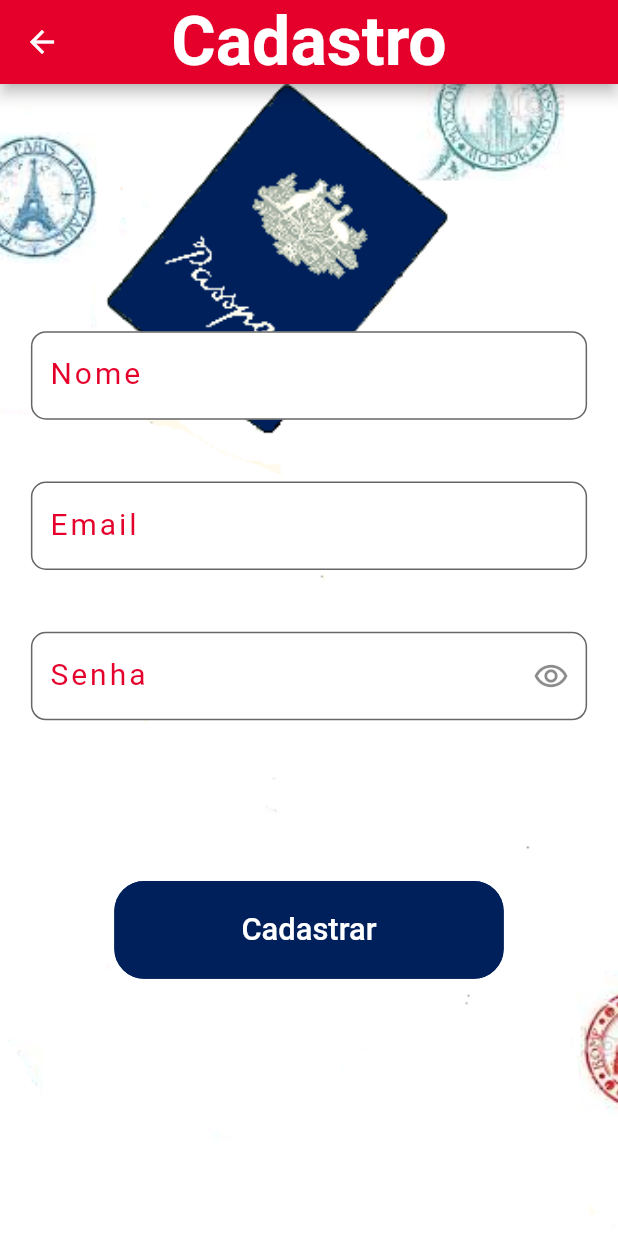
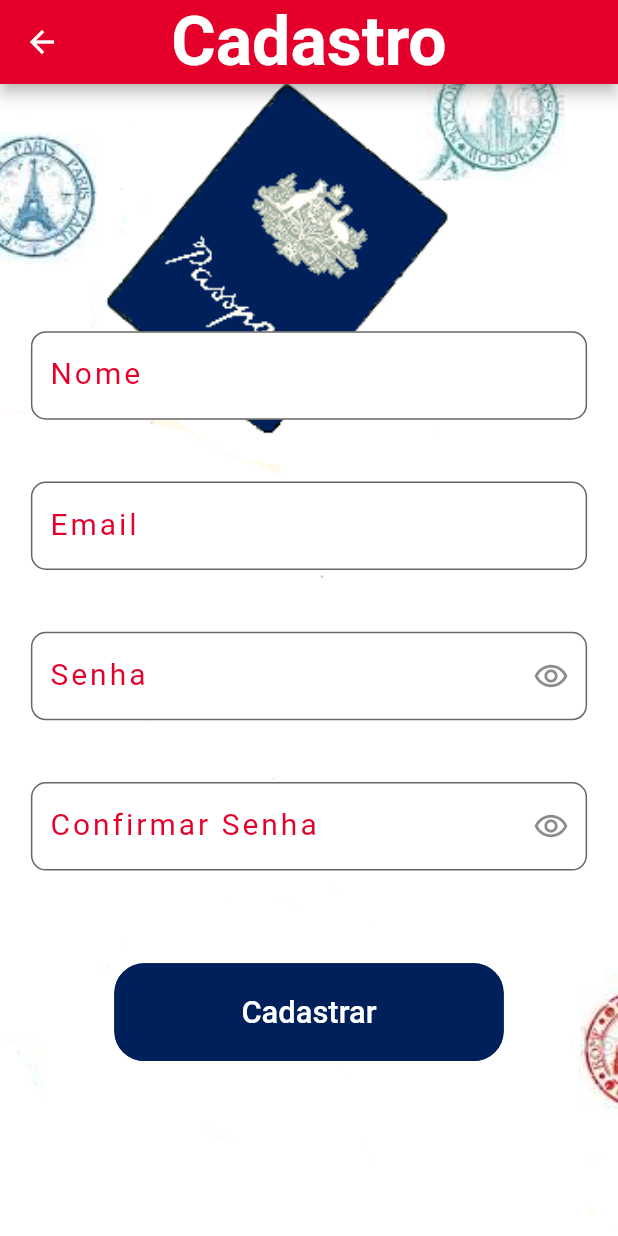
Before and after one commit to BrenoFischer/Travelog, a Flutter app: the SignUpScreen screen opened directly, after a tap on "Cadastrar", on a phone screen of 412 x 824 dp. Run offline on Flutter 3.47's test engine with Material 2 defaults, Android fonts, the phone set to English and light mode, and no system bars; our stand-ins replace firebase_auth, firebase_core, google_fonts, google_maps_flutter; accounts and stored records are empty; Roboto replaces fonts that are missing (Sansita).

Commit message:
confirmar senha no cadastro

```diff
--- a/lib/screens/sign_up.dart
+++ b/lib/screens/sign_up.dart
@@ -15,23 +15,19 @@ class _SignUpScreenState extends State<SignUpScreen> {
   final _controllerName = TextEditingController();
   final _controllerEmail = TextEditingController();
   final _controllerPass = TextEditingController();
+  final _controllerConfirmPass = TextEditingController();
 
   String name = "";
   String email = "";
   String pass = "";
+  String confirmPass = "";
 
   void handleSubmit() {
     setState(() {
       name = _controllerName.text;
       email = _controllerEmail.text;
       pass = _controllerPass.text;
-      print(name);
-      print(email);
-      print(pass);
-      //if (_controllerLogin.text.isNotEmpty && _controllerPass.text.isNotEmpty) {
-      //_controllerLogin.clear();
-      //_controllerPass.clear();
-      //}
+      confirmPass = _controllerConfirmPass.text;
     });
   }
 
@@ -74,7 +70,6 @@ class _SignUpScreenState extends State<SignUpScreen> {
                   Container(
                     margin: EdgeInsets.only(
                       top: AppStyles.smallPadding,
-                      bottom: AppStyles.mediumPadding,
                     ),
                     child: MyTextFormField(
                       controller: _controllerPass,
@@ -82,6 +77,17 @@ class _SignUpScreenState extends State<SignUpScreen> {
                       label: "Senha",
                       type: "pass",
                     ),
+                  ),
+                  Container(
+                    margin: EdgeInsets.only(
+                      bottom: AppStyles.smallPadding,
+                      top: AppStyles.smallPadding,
+                    ),
+                    child: MyTextFormField(
+                        controller: _controllerConfirmPass,
+                        size: size,
+                        label: "Confirmar Senha",
+                        type: "pass"),
                   ),
                   Row(
                     mainAxisAlignment: MainAxisAlignment.spaceEvenly,
```
